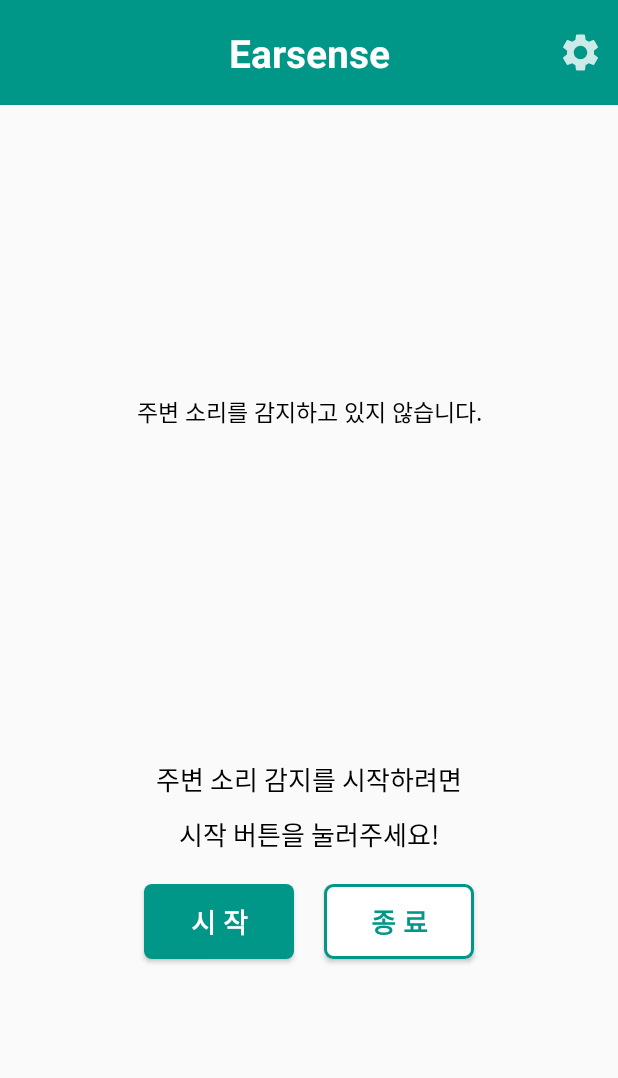
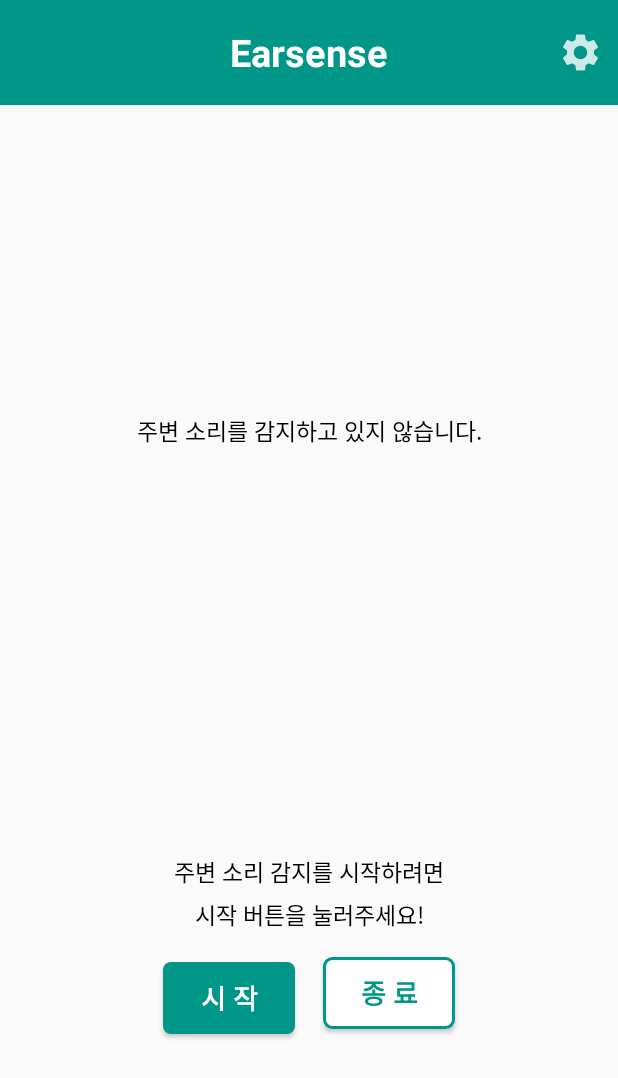
Before and after one commit to rkswld0505/tensoflowlitejava, an Android app: the screen it shows after launch (MainActivity), on a phone screen of 412 x 824 dp. Shown: the top 1078 px of the screen. Run offline under Robolectric (Android 15) with nearby library versions, the phone set to English and light mode, and no system bars; libraries missing offline, so code that uses them is left out: org.tensorflow.lite.

Commit message:
MainActivity 수정중

```diff
--- a/app/src/main/res/layout/activity_main.xml
+++ b/app/src/main/res/layout/activity_main.xml
@@ -2,98 +2,100 @@
 <androidx.constraintlayout.widget.ConstraintLayout xmlns:android="http://schemas.android.com/apk/res/android"
     xmlns:app="http://schemas.android.com/apk/res-auto"
     xmlns:tools="http://schemas.android.com/tools"
-    android:id="@+id/drawer"
+    android:id="@+id/constraint_layout"
     android:layout_width="match_parent"
     android:layout_height="match_parent"
-    tools:context=".MainActivity">
+    tools:ignore="MissingConstraints">
 
-    <LinearLayout
-        android:id="@+id/linearLayout"
-        android:layout_width="0dp"
-        android:layout_height="0dp"
-        android:orientation="vertical"
-        app:layout_constraintBottom_toBottomOf="parent"
-        app:layout_constraintEnd_toEndOf="parent"
-        app:layout_constraintStart_toStartOf="parent"
-        app:layout_constraintTop_toTopOf="parent">
-
-        <include layout="@layout/toolbar_main" />
+    <include
+        android:id="@+id/include"
+        layout="@layout/toolbar_main" />
 
 
     <com.google.android.material.progressindicator.CircularProgressIndicator
         android:id="@+id/circle_bar"
         android:layout_width="wrap_content"
         android:layout_height="wrap_content"
-            android:layout_gravity="center"
-            android:layout_marginTop="50dp"
+        android:layout_marginTop="130dp"
         android:indeterminate="true"
         app:indicatorSize="300dp"
+        app:layout_constraintLeft_toLeftOf="parent"
+        app:layout_constraintRight_toRightOf="parent"
+        app:layout_constraintTop_toBottomOf="parent"
+        app:layout_constraintTop_toTopOf="parent"
         app:trackColor="@color/custom_green"
         app:trackCornerRadius="10dp"
         app:trackThickness="20dp" />
+
 
     <TextView
         android:id="@+id/guide_text1"
         android:layout_width="match_parent"
         android:layout_height="wrap_content"
+        android:layout_marginTop="275dp"
+        android:text="@string/guide_text1"
         android:textAlignment="center"
-            android:layout_marginTop="-165dp"
-            android:text="@string/guide_text1"
         android:textColor="@android:color/black"
         android:textSize="15sp"
-            android:textStyle="normal" />
+        android:textStyle="normal"
+        app:layout_constraintLeft_toLeftOf="parent"
+        app:layout_constraintRight_toRightOf="parent"
+        app:layout_constraintTop_toTopOf="parent" />
 
     <TextView
         android:id="@+id/guide_text2"
         android:layout_width="match_parent"
         android:layout_height="wrap_content"
-            android:layout_marginTop="220dp"
+        android:layout_marginBottom="100dp"
+        android:text="@string/guide_text2"
         android:textAlignment="center"
-            android:text="@string/guide_text2"
         android:textColor="@android:color/black"
-            android:textSize="17sp"
-            android:textStyle="normal" />
+        android:textSize="15sp"
+        android:textStyle="normal"
+        app:layout_constraintBottom_toBottomOf="parent"
+        app:layout_constraintTop_toBottomOf="@+id/circle_bar" />
 
     <TextView
         android:id="@+id/guide_text3"
         android:layout_width="match_parent"
         android:layout_height="wrap_content"
+        android:layout_marginTop="5dp"
+        android:text="@string/guide_text3"
         android:textAlignment="center"
-            android:layout_marginTop="10dp"
-            android:text="@string/guide_text3"
         android:textColor="@android:color/black"
-            android:textSize="17sp"
-            android:textStyle="normal" />
-
-        <RelativeLayout
-            android:layout_width="match_parent"
-            android:layout_height="70dp"
-            android:layout_marginTop="20dp"
-            android:orientation="horizontal">
+        android:textSize="15sp"
+        android:textStyle="normal"
+        app:layout_constraintTop_toBottomOf="@+id/guide_text2" />
 
     <Button
         android:id="@+id/start_button"
-                android:layout_width="100dp"
-                android:layout_height="50dp"
+        android:layout_width="wrap_content"
+        android:layout_height="wrap_content"
+        android:layout_marginStart="90dp"
+        android:layout_marginTop="20dp"
         android:background="@drawable/rectangle"
-                android:layout_marginStart="96dp"
         android:text="@string/start_text"
         android:textColor="@color/white"
         android:textSize="18sp"
-                android:textStyle="bold" />
+        android:textStyle="bold"
+        app:layout_constraintEnd_toStartOf="@id/end_button"
+        app:layout_constraintHorizontal_chainStyle="spread"
+        app:layout_constraintStart_toStartOf="parent"
+        app:layout_constraintTop_toBottomOf="@+id/guide_text3"/>
 
     <Button
         android:id="@+id/end_button"
-                android:layout_width="100dp"
-                android:layout_height="50dp"
-                android:layout_marginLeft="20dp"
-                android:layout_toRightOf="@id/start_button"
+        android:layout_width="wrap_content"
+        android:layout_height="wrap_content"
+        android:layout_marginTop="40dp"
+        android:layout_marginEnd="90dp"
         android:background="@drawable/rectangle_outline"
         android:text="@string/end_text"
         android:textColor="@color/custom_green"
         android:textSize="18sp"
-                android:textStyle="bold" />
-        </RelativeLayout>
+        android:textStyle="bold"
+        app:layout_constraintEnd_toEndOf="parent"
+        app:layout_constraintStart_toEndOf="@id/start_button"
+        app:layout_constraintTop_toTopOf="@id/guide_text3" />
 
-    </LinearLayout>
 </androidx.constraintlayout.widget.ConstraintLayout>
--- a/app/src/main/res/layout/toolbar_main.xml
+++ b/app/src/main/res/layout/toolbar_main.xml
@@ -36,7 +36,7 @@
             android:gravity="center"
             android:textStyle="bold"
             android:textColor="@android:color/white"
-            android:textSize="26sp"
+            android:textSize="25sp"
             android:text="@string/app_name" />
 
     </RelativeLayout>
```
Lines whose indentation alone changed are shown as unchanged.
